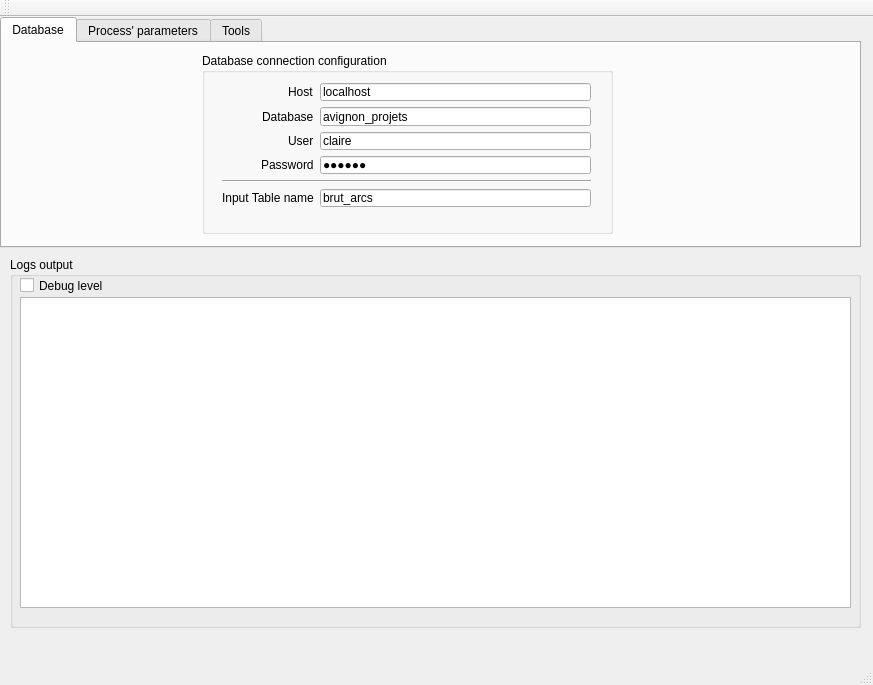
The window that src/mainwindow.ui (clag/morpheo) describes before a commit, drawn with Qt 5.
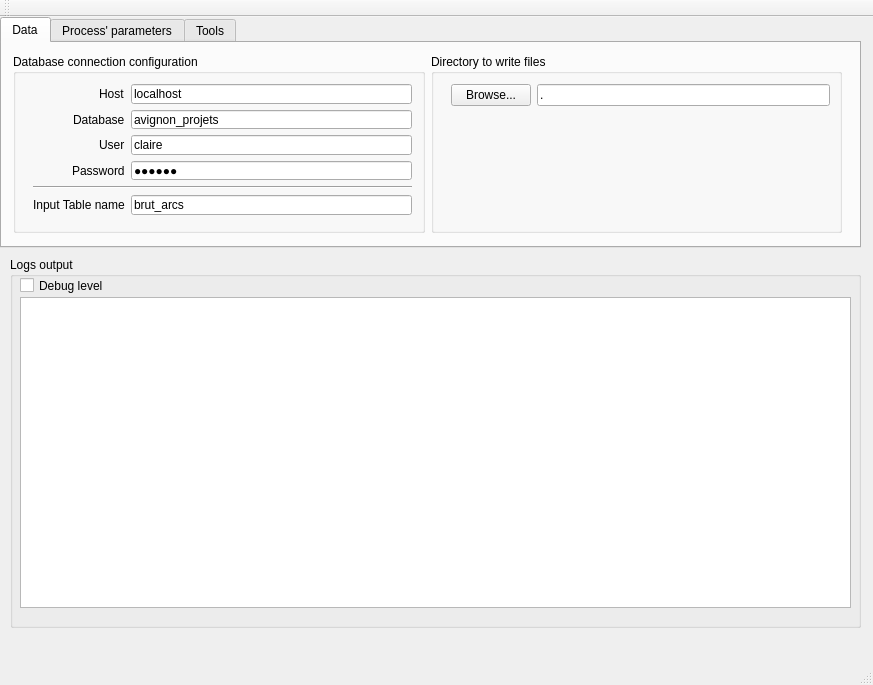
The same window after the commit.

Patch:
```diff
--- a/src/mainwindow.ui
+++ b/src/mainwindow.ui
@@ -28,17 +28,20 @@
     </property>
     <widget class="QWidget" name="databaseTab">
      <attribute name="title">
-      <string>Database</string>
+      <string>Data</string>
      </attribute>
+     <widget class="QWidget" name="horizontalLayoutWidget">
+      <property name="geometry">
+       <rect>
+        <x>0</x>
+        <y>0</y>
+        <width>851</width>
+        <height>201</height>
+       </rect>
+      </property>
+      <layout class="QHBoxLayout" name="horizontalLayout">
+       <item>
      <widget class="QGroupBox" name="databaseBox">
-      <property name="geometry">
-       <rect>
-        <x>200</x>
-        <y>10</y>
-        <width>411</width>
-        <height>181</height>
-       </rect>
-      </property>
       <property name="title">
        <string>Database connection configuration</string>
       </property>
@@ -47,8 +50,8 @@
         <rect>
          <x>9</x>
          <y>19</y>
-         <width>391</width>
-         <height>156</height>
+            <width>401</width>
+            <height>162</height>
         </rect>
        </property>
        <layout class="QFormLayout" name="databaseFormLayout">
@@ -162,6 +165,61 @@
         </item>
        </layout>
       </widget>
+         <zorder>formLayoutWidget</zorder>
+         <zorder>horizontalLayoutWidget</zorder>
+        </widget>
+       </item>
+       <item>
+        <widget class="QGroupBox" name="directoryBox">
+         <property name="title">
+          <string>Directory to write files</string>
+         </property>
+         <widget class="QWidget" name="verticalLayoutWidget_5">
+          <property name="geometry">
+           <rect>
+            <x>9</x>
+            <y>19</y>
+            <width>401</width>
+            <height>161</height>
+           </rect>
+          </property>
+          <layout class="QVBoxLayout" name="verticalLayout_2">
+           <item>
+            <layout class="QHBoxLayout" name="horizontalLayout_2">
+             <item>
+              <widget class="QPushButton" name="browsePushButton">
+               <property name="text">
+                <string>Browse...</string>
+               </property>
+              </widget>
+             </item>
+             <item>
+              <widget class="QLineEdit" name="directoryLineEdit">
+               <property name="text">
+                <string>.</string>
+               </property>
+              </widget>
+             </item>
+            </layout>
+           </item>
+           <item>
+            <spacer name="verticalSpacer">
+             <property name="orientation">
+              <enum>Qt::Vertical</enum>
+             </property>
+             <property name="sizeHint" stdset="0">
+              <size>
+               <width>20</width>
+               <height>40</height>
+              </size>
+             </property>
+            </spacer>
+           </item>
+          </layout>
+         </widget>
+        </widget>
+       </item>
+      </layout>
      </widget>
     </widget>
     <widget class="QWidget" name="mainTab">
```
Left out of the diff: 36 changed lines with no effect on the pictures. Lines whose indentation alone changed are shown as unchanged.
